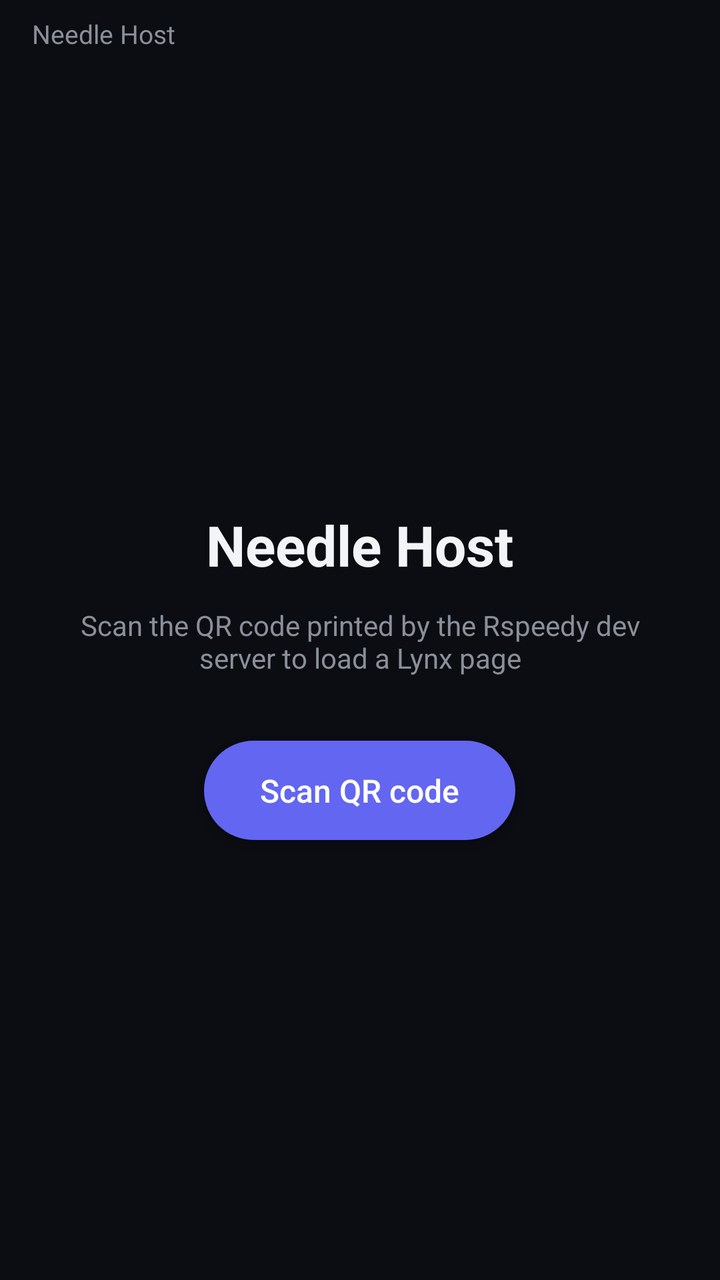
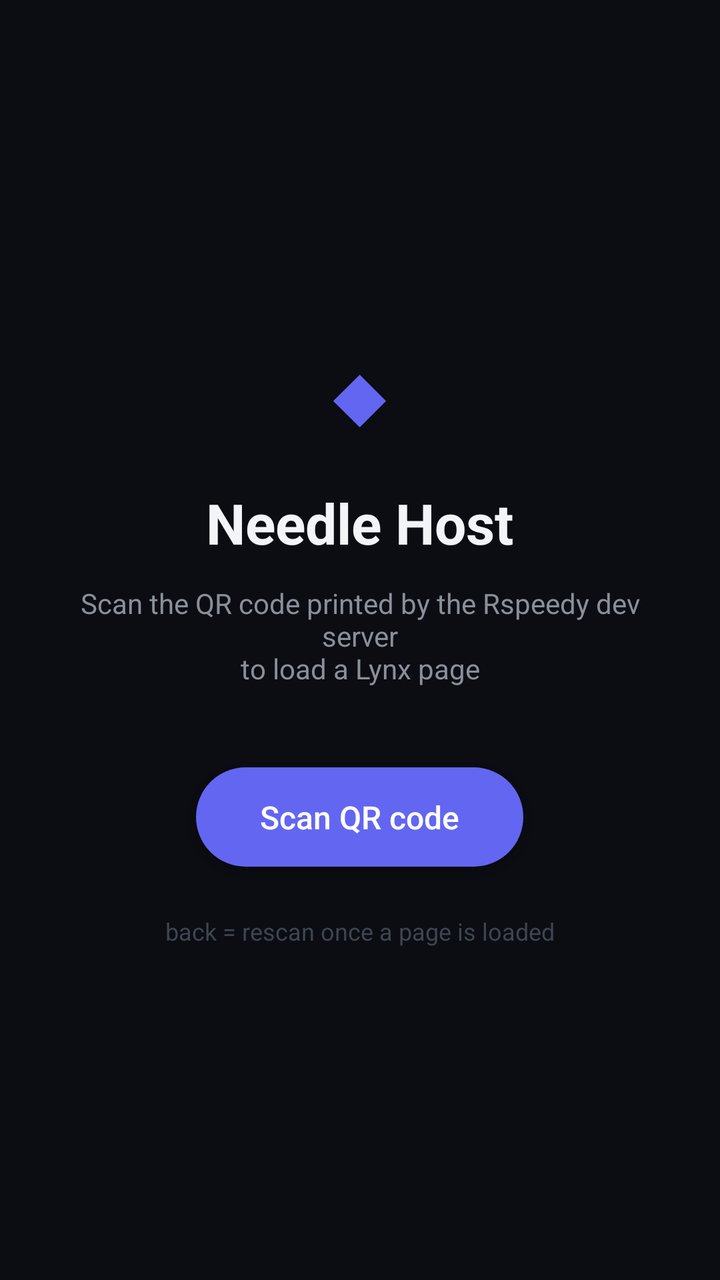

An Android layout rendered at two revisions. The XML below is the earlier revision; the diff shows what the commit changed to produce the second picture.
<!-- AndroidManifest.xml: application theme android:Theme.Material.NoActionBar -->
<!-- res/layout/activity_main.xml -->
<?xml version="1.0" encoding="utf-8"?>
<LinearLayout xmlns:android="http://schemas.android.com/apk/res/android"
    android:layout_width="match_parent"
    android:layout_height="match_parent"
    android:background="#0B0D12"
    android:orientation="vertical">

    <FrameLayout
        android:layout_width="match_parent"
        android:layout_height="wrap_content"
        android:paddingStart="16dp"
        android:paddingTop="8dp"
        android:paddingEnd="8dp"
        android:paddingBottom="8dp">

        <TextView
            android:layout_width="wrap_content"
            android:layout_height="wrap_content"
            android:layout_gravity="center_vertical"
            android:text="Needle Host"
            android:textColor="#8A8F99"
            android:textSize="13sp" />

        <Button
            android:id="@+id/rescan_button"
            android:layout_width="wrap_content"
            android:layout_height="36dp"
            android:layout_gravity="end|center_vertical"
            android:background="@drawable/fab_button"
            android:paddingStart="16dp"
            android:paddingEnd="16dp"
            android:text="↻ scan"
            android:textAllCaps="false"
            android:textColor="#E5E7EB"
            android:textSize="13sp"
            android:visibility="gone" />
    </FrameLayout>

    <FrameLayout
        android:layout_width="match_parent"
        android:layout_height="0dp"
        android:layout_weight="1">

        <FrameLayout
            android:id="@+id/lynx_container"
            android:layout_width="match_parent"
            android:layout_height="match_parent" />

        <LinearLayout
            android:id="@+id/empty_state"
            android:layout_width="match_parent"
            android:layout_height="match_parent"
            android:gravity="center"
            android:orientation="vertical"
            android:padding="32dp">

            <TextView
                android:layout_width="wrap_content"
                android:layout_height="wrap_content"
                android:text="Needle Host"
                android:textColor="#F2F4F8"
                android:textSize="28sp"
                android:textStyle="bold" />

            <TextView
                android:layout_width="wrap_content"
                android:layout_height="wrap_content"
                android:layout_marginTop="12dp"
                android:gravity="center"
                android:text="Scan the QR code printed by the Rspeedy dev server to load a Lynx page"
                android:textColor="#8A8F99"
                android:textSize="14sp" />

            <Button
                android:id="@+id/scan_button"
                android:layout_width="wrap_content"
                android:layout_height="wrap_content"
                android:layout_marginTop="32dp"
                android:background="@drawable/accent_button"
                android:paddingStart="28dp"
                android:paddingTop="14dp"
                android:paddingEnd="28dp"
                android:paddingBottom="14dp"
                android:text="Scan QR code"
                android:textAllCaps="false"
                android:textColor="#FFFFFF"
                android:textSize="16sp" />
        </LinearLayout>
    </FrameLayout>

</LinearLayout>
<!-- resources referenced by this layout -->
<resources>
  <!-- drawable accent_button (drawable) -->
  <?xml version="1.0" encoding="utf-8"?>
  <shape xmlns:android="http://schemas.android.com/apk/res/android" android:shape="rectangle">
      <solid android:color="#6366F1" />
      <corners android:radius="28dp" />
  </shape>
  <!-- drawable fab_button (drawable) -->
  <?xml version="1.0" encoding="utf-8"?>
  <shape xmlns:android="http://schemas.android.com/apk/res/android" android:shape="rectangle">
      <solid android:color="#CC1B1F27" />
      <corners android:radius="24dp" />
      <stroke android:width="1dp" android:color="#33FFFFFF" />
  </shape>
</resources>

<!-- the commit's change to res/layout/activity_main.xml (unified diff, before → after) -->
@@ -1,91 +1,69 @@
 <?xml version="1.0" encoding="utf-8"?>
-<LinearLayout xmlns:android="http://schemas.android.com/apk/res/android"
+<FrameLayout xmlns:android="http://schemas.android.com/apk/res/android"
     android:layout_width="match_parent"
     android:layout_height="match_parent"
-    android:background="#0B0D12"
-    android:orientation="vertical">
+    android:background="#0B0D12">
 
     <FrameLayout
+        android:id="@+id/lynx_container"
         android:layout_width="match_parent"
-        android:layout_height="wrap_content"
-        android:paddingStart="16dp"
-        android:paddingTop="8dp"
-        android:paddingEnd="8dp"
-        android:paddingBottom="8dp">
+        android:layout_height="match_parent" />
+
+    <LinearLayout
+        android:id="@+id/empty_state"
+        android:layout_width="match_parent"
+        android:layout_height="match_parent"
+        android:gravity="center"
+        android:orientation="vertical"
+        android:padding="32dp">
 
         <TextView
             android:layout_width="wrap_content"
             android:layout_height="wrap_content"
-            android:layout_gravity="center_vertical"
+            android:text="◆"
+            android:textColor="#6366F1"
+            android:textSize="44sp" />
+
+        <TextView
+            android:layout_width="wrap_content"
+            android:layout_height="wrap_content"
+            android:layout_marginTop="16dp"
             android:text="Needle Host"
+            android:textColor="#F2F4F8"
+            android:textSize="28sp"
+            android:textStyle="bold" />
+
+        <TextView
+            android:layout_width="wrap_content"
+            android:layout_height="wrap_content"
+            android:layout_marginTop="12dp"
+            android:gravity="center"
+            android:text="Scan the QR code printed by the Rspeedy dev server\nto load a Lynx page"
             android:textColor="#8A8F99"
-            android:textSize="13sp" />
+            android:textSize="14sp" />
 
         <Button
-            android:id="@+id/rescan_button"
+            android:id="@+id/scan_button"
             android:layout_width="wrap_content"
-            android:layout_height="36dp"
-            android:layout_gravity="end|center_vertical"
-            android:background="@drawable/fab_button"
-            android:paddingStart="16dp"
-            android:paddingEnd="16dp"
-            android:text="↻ scan"
+            android:layout_height="wrap_content"
+            android:layout_marginTop="40dp"
+            android:background="@drawable/accent_button"
+            android:paddingStart="32dp"
+            android:paddingTop="14dp"
+            android:paddingEnd="32dp"
+            android:paddingBottom="14dp"
+            android:text="Scan QR code"
             android:textAllCaps="false"
-            android:textColor="#E5E7EB"
-            android:textSize="13sp"
-            android:visibility="gone" />
-    </FrameLayout>
+            android:textColor="#FFFFFF"
+            android:textSize="16sp" />
 
-    <FrameLayout
-        android:layout_width="match_parent"
-        android:layout_height="0dp"
-        android:layout_weight="1">
+        <TextView
+            android:layout_width="wrap_content"
+            android:layout_height="wrap_content"
+            android:layout_marginTop="24dp"
+            android:text="back = rescan once a page is loaded"
+            android:textColor="#3E4552"
+            android:textSize="12sp" />
+    </LinearLayout>
 
-        <FrameLayout
-            android:id="@+id/lynx_container"
-            android:layout_width="match_parent"
-            android:layout_height="match_parent" />
-
-        <LinearLayout
-            android:id="@+id/empty_state"
-            android:layout_width="match_parent"
-            android:layout_height="match_parent"
-            android:gravity="center"
-            android:orientation="vertical"
-            android:padding="32dp">
-
-            <TextView
-                android:layout_width="wrap_content"
-                android:layout_height="wrap_content"
-                android:text="Needle Host"
-                android:textColor="#F2F4F8"
-                android:textSize="28sp"
-                android:textStyle="bold" />
-
-            <TextView
-                android:layout_width="wrap_content"
-                android:layout_height="wrap_content"
-                android:layout_marginTop="12dp"
-                android:gravity="center"
-                android:text="Scan the QR code printed by the Rspeedy dev server to load a Lynx page"
-                android:textColor="#8A8F99"
-                android:textSize="14sp" />
-
-            <Button
-                android:id="@+id/scan_button"
-                android:layout_width="wrap_content"
-                android:layout_height="wrap_content"
-                android:layout_marginTop="32dp"
-                android:background="@drawable/accent_button"
-                android:paddingStart="28dp"
-                android:paddingTop="14dp"
-                android:paddingEnd="28dp"
-                android:paddingBottom="14dp"
-                android:text="Scan QR code"
-                android:textAllCaps="false"
-                android:textColor="#FFFFFF"
-                android:textSize="16sp" />
-        </LinearLayout>
-    </FrameLayout>
-
-</LinearLayout>
+</FrameLayout>
<!-- resource entries referenced after the edit -->
@@ -6,12 +6,5 @@
       <solid android:color="#6366F1" />
       <corners android:radius="28dp" />
   </shape>
-  <!-- drawable fab_button (drawable) -->
-  <?xml version="1.0" encoding="utf-8"?>
-  <shape xmlns:android="http://schemas.android.com/apk/res/android" android:shape="rectangle">
-      <solid android:color="#CC1B1F27" />
-      <corners android:radius="24dp" />
-      <stroke android:width="1dp" android:color="#33FFFFFF" />
-  </shape>
 </resources>
 
